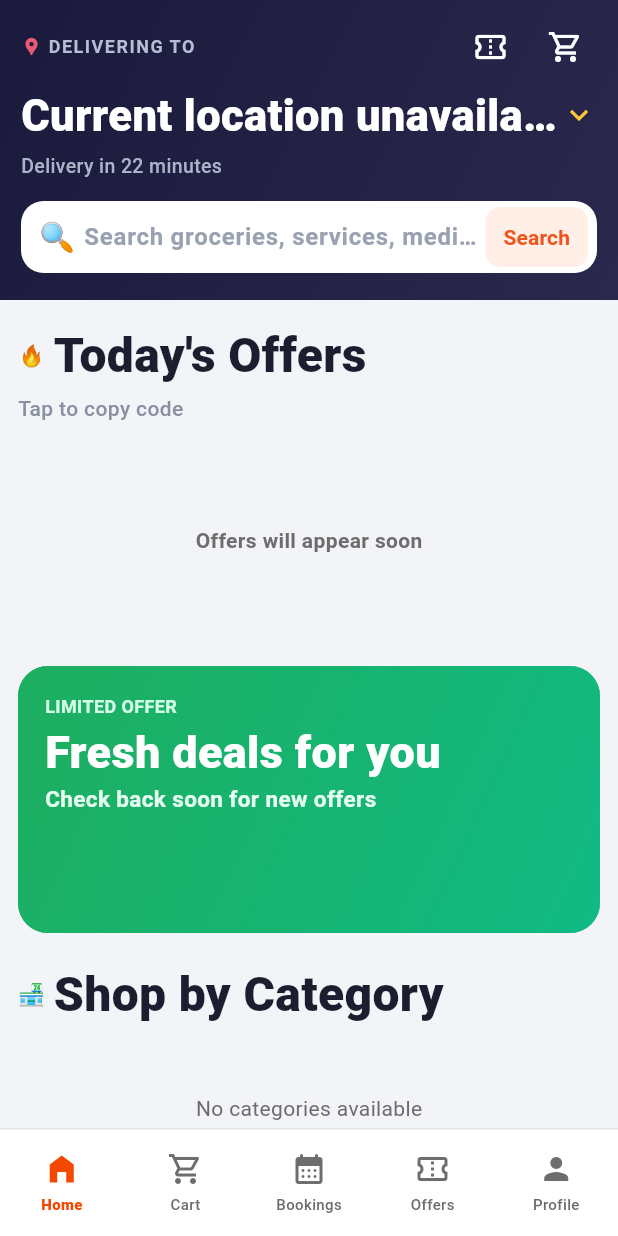
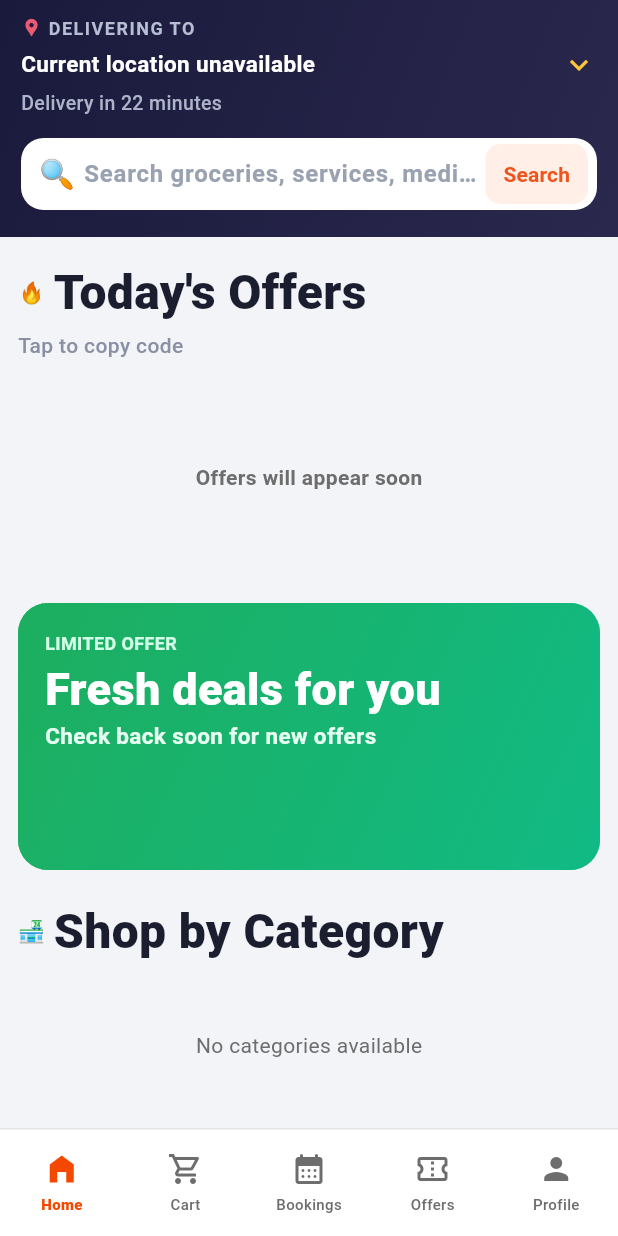
Before and after one commit to anjaneyulu1034/Babai_Bazoor, a Flutter app: the HomeScreen screen opened directly with empty values, on a phone screen of 412 x 824 dp. Run offline on Flutter 3.47's test engine with Material 3 defaults, Android fonts, the phone set to English and light mode, and no system bars; our stand-ins replace geolocator, shared_preferences; missing offline and left inert: razorpay_flutter; accounts and stored records are empty; network calls fail.

Commit message:
Refactor HomeScreen to improve performance and user experience
- Optimized data fetching for services and promo codes.
- Enhanced UI responsiveness and loading indicators.
- Cleaned up code for better maintainability and readability.

```diff
--- a/lib/features/home/presentation/screens/home_screen.dart
+++ b/lib/features/home/presentation/screens/home_screen.dart
@@ -943,10 +943,6 @@ class _HomeScreenState extends State<HomeScreen> {
         : 'Current location unavailable';
 
     final pincode = _effectivePincode;
-    final compactLocation = locationText.split(',').take(2).join(',').trim();
-    final displayLocation = compactLocation.isEmpty
-        ? locationText
-        : compactLocation;
 
     return Scaffold(
       backgroundColor: const Color(0xFFF3F4F8),
@@ -972,15 +968,15 @@ class _HomeScreenState extends State<HomeScreen> {
                       child: Column(
                         crossAxisAlignment: CrossAxisAlignment.start,
                         children: [
-                          Row(
+                          const Row(
                             children: [
-                              const Icon(
+                              Icon(
                                 Icons.location_pin,
                                 color: Color(0xFFEB5A73),
                                 size: 14,
                               ),
-                              const SizedBox(width: 4),
-                              const Text(
+                              SizedBox(width: 4),
+                              Text(
                                 'DELIVERING TO',
                                 style: TextStyle(
                                   fontSize: 12,
@@ -988,24 +984,6 @@ class _HomeScreenState extends State<HomeScreen> {
                                   color: Color(0xFFB7BDD3),
                                   fontWeight: FontWeight.w700,
                                 ),
-                              ),
-                              const Spacer(),
-                              _HeaderActionButton(
-                                icon: Icons.confirmation_num_outlined,
-                                onTap: () {
-                                  ScaffoldMessenger.of(context).showSnackBar(
-                                    const SnackBar(
-                                      content: Text('Offers coming soon'),
-                                    ),
-                                  );
-                                },
-                              ),
-                              const SizedBox(width: 8),
-                              _HeaderActionButton(
-                                icon: Icons.shopping_cart_outlined,
-                                onTap: () {
-                                  _openCart();
-                                },
                               ),
                             ],
                           ),
@@ -1019,13 +997,12 @@ class _HomeScreenState extends State<HomeScreen> {
                                 children: [
                                   Expanded(
                                     child: Text(
-                                      displayLocation,
-                                      maxLines: 1,
-                                      overflow: TextOverflow.ellipsis,
+                                      locationText,
                                       style: const TextStyle(
                                         color: Colors.white,
-                                        fontSize: 29,
-                                        fontWeight: FontWeight.w800,
+                                        fontSize: 15,
+                                        height: 1.35,
+                                        fontWeight: FontWeight.w600,
                                       ),
                                     ),
                                   ),
@@ -1535,30 +1512,6 @@ class _HomeScreenState extends State<HomeScreen> {
   }
 }
 
-class _HeaderActionButton extends StatelessWidget {
-  const _HeaderActionButton({required this.icon, required this.onTap});
-
-  final IconData icon;
-  final VoidCallback onTap;
-
-  @override
-  Widget build(BuildContext context) {
-    return InkWell(
-      onTap: onTap,
-      borderRadius: BorderRadius.circular(12),
-      child: Ink(
-        width: 42,
-        height: 42,
-        decoration: BoxDecoration(
-          color: const Color(0xFF3A3A5D),
-          borderRadius: BorderRadius.circular(12),
-        ),
-        child: Icon(icon, color: Colors.white),
-      ),
-    );
-  }
-}
-
 class _SectionHeading extends StatelessWidget {
   const _SectionHeading({
     required this.icon,
```
Also changed, not shown: lib/features/auth/presentation/screens/otp_verification_screen.dart (+21 -31 lines).
